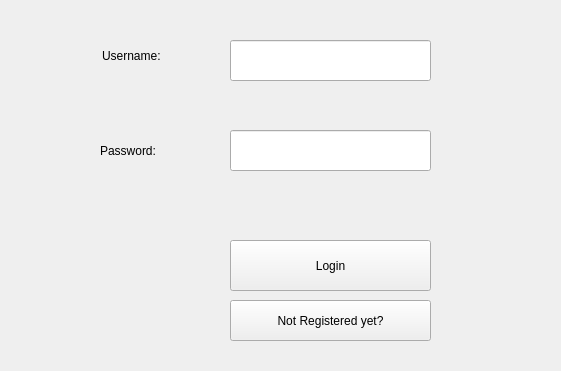
Above: CareSphere/login.ui from MubtasimSajid/CareSphere before the change. Below: the same form after it.
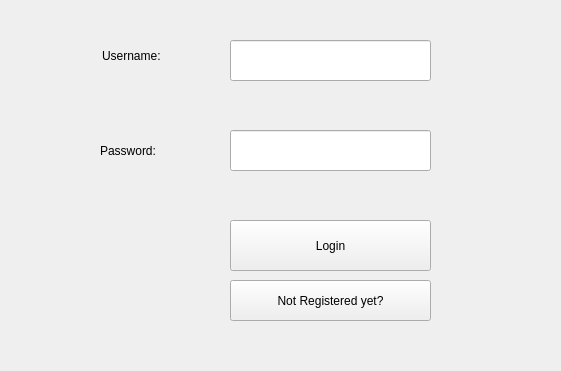
That is the form after the change.

The edit to the form file:
```diff
--- a/CareSphere/login.ui
+++ b/CareSphere/login.ui
@@ -45,7 +45,7 @@
     <property name="geometry">
      <rect>
       <x>230</x>
-      <y>300</y>
+      <y>280</y>
       <width>201</width>
       <height>41</height>
      </rect>
@@ -81,7 +81,7 @@
     <property name="geometry">
      <rect>
       <x>230</x>
-      <y>240</y>
+      <y>220</y>
       <width>201</width>
       <height>51</height>
      </rect>
```
